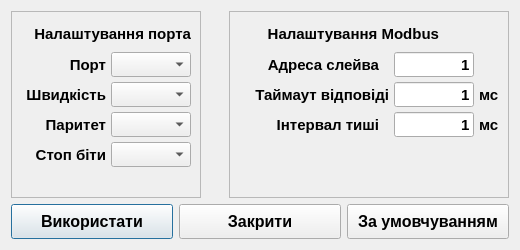
This is dialogconnectionsettings.ui in Goodjamp/Mdio as Qt 5 draws it before an edit. The edited form follows.
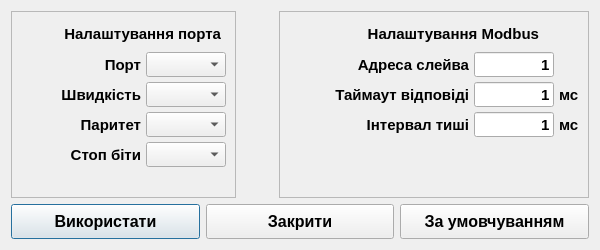
This is the edited form.

Patch:
```diff
--- a/dialogconnectionsettings.ui
+++ b/dialogconnectionsettings.ui
@@ -6,7 +6,7 @@
    <rect>
     <x>0</x>
     <y>0</y>
-    <width>520</width>
+    <width>600</width>
     <height>250</height>
    </rect>
   </property>
@@ -18,13 +18,13 @@
   </property>
   <property name="minimumSize">
    <size>
-    <width>520</width>
+    <width>600</width>
     <height>250</height>
    </size>
   </property>
   <property name="maximumSize">
    <size>
-    <width>520</width>
+    <width>600</width>
     <height>250</height>
    </size>
   </property>
@@ -81,13 +81,13 @@
            <widget class="QLabel" name="label">
             <property name="minimumSize">
              <size>
-              <width>85</width>
+              <width>120</width>
               <height>25</height>
              </size>
             </property>
             <property name="maximumSize">
              <size>
-              <width>85</width>
+              <width>120</width>
               <height>25</height>
              </size>
             </property>
@@ -133,13 +133,13 @@
            <widget class="QLabel" name="lParity">
             <property name="minimumSize">
              <size>
-              <width>85</width>
+              <width>120</width>
               <height>25</height>
              </size>
             </property>
             <property name="maximumSize">
              <size>
-              <width>85</width>
+              <width>120</width>
               <height>25</height>
              </size>
             </property>
@@ -162,13 +162,13 @@
            <widget class="QLabel" name="lBaudRate">
             <property name="minimumSize">
              <size>
-              <width>85</width>
+              <width>120</width>
               <height>25</height>
              </size>
             </property>
             <property name="maximumSize">
              <size>
-              <width>85</width>
+              <width>120</width>
               <height>25</height>
              </size>
             </property>
@@ -237,13 +237,13 @@
            <widget class="QLabel" name="lStopBits">
             <property name="minimumSize">
              <size>
-              <width>85</width>
+              <width>120</width>
               <height>25</height>
              </size>
             </property>
             <property name="maximumSize">
              <size>
-              <width>85</width>
+              <width>120</width>
               <height>25</height>
              </size>
             </property>
@@ -329,13 +329,13 @@
          <widget class="QLabel" name="label_3">
           <property name="minimumSize">
            <size>
-            <width>0</width>
+            <width>250</width>
             <height>25</height>
            </size>
           </property>
           <property name="maximumSize">
            <size>
-            <width>200</width>
+            <width>250</width>
             <height>25</height>
            </size>
           </property>
@@ -450,13 +450,13 @@
            <widget class="QLabel" name="lAddress">
             <property name="minimumSize">
              <size>
-              <width>140</width>
+              <width>180</width>
               <height>25</height>
              </size>
             </property>
             <property name="maximumSize">
              <size>
-              <width>140</width>
+              <width>180</width>
               <height>25</height>
              </size>
             </property>
@@ -479,13 +479,13 @@
            <widget class="QLabel" name="lAddress_2">
             <property name="minimumSize">
              <size>
-              <width>150</width>
+              <width>180</width>
               <height>25</height>
              </size>
             </property>
             <property name="maximumSize">
              <size>
-              <width>150</width>
+              <width>180</width>
               <height>25</height>
              </size>
             </property>
@@ -508,13 +508,13 @@
            <widget class="QLabel" name="lAddress_3">
             <property name="minimumSize">
              <size>
-              <width>140</width>
+              <width>180</width>
               <height>25</height>
              </size>
             </property>
             <property name="maximumSize">
              <size>
-              <width>140</width>
+              <width>180</width>
               <height>25</height>
              </size>
             </property>
```
